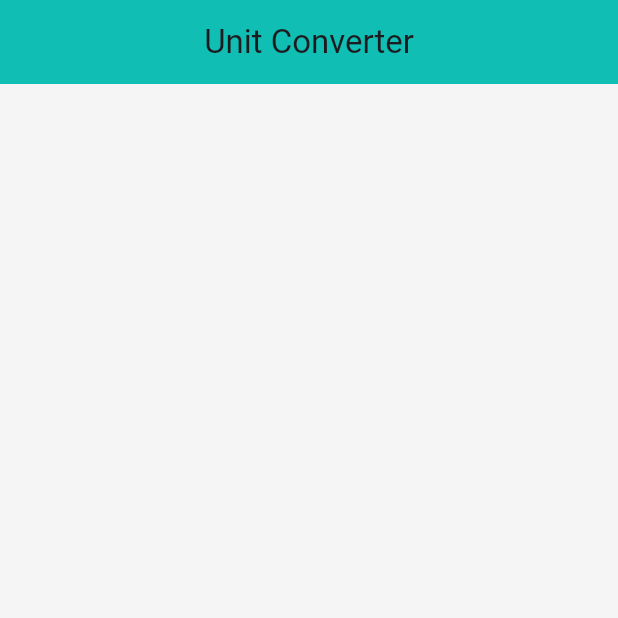
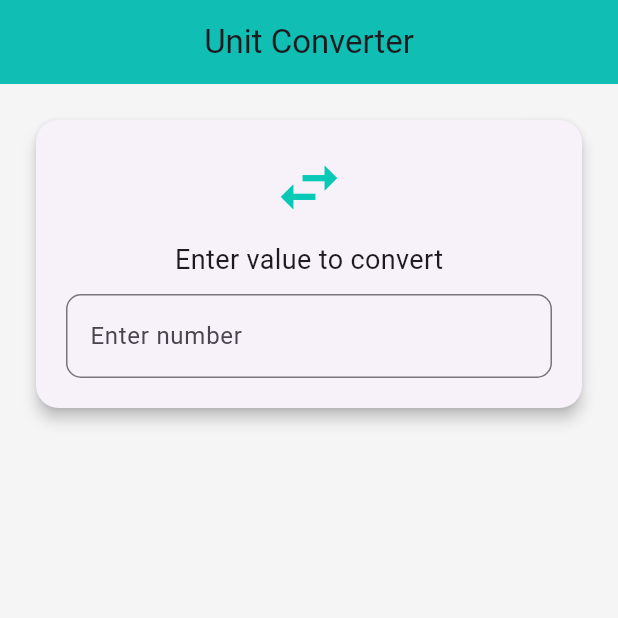
Before and after one commit to tasmia-munira/Assignment-4-CSE-3212-, a Flutter app: the screen it shows after launch, on a phone screen of 412 x 824 dp, the top half of it. Run offline on Flutter 3.47's test engine with Material 3 defaults, Android fonts, the phone set to English and light mode, and no system bars.

Commit message:
Added a card

```diff
--- a/lib/converter_page.dart
+++ b/lib/converter_page.dart
@@ -20,6 +20,47 @@ class _ConverterPageState extends State<ConverterPage> {
         centerTitle: true,
         elevation: 4,
       ),
+      body: SingleChildScrollView(
+        padding: EdgeInsets.all(20),
+        child: Center(
+          child: Column(
+            children: [
+              Card(
+                elevation: 4,
+                shape: RoundedRectangleBorder(
+                  borderRadius: BorderRadius.circular(15),
+                ),
+                child: Padding(
+                  padding: EdgeInsets.all(20),
+                  child: Column(
+                    children: [
+                      Icon(Icons.swap_horiz, size: 50, color: const Color.fromARGB(255, 7, 201, 181)),
+                      SizedBox(height: 10),
+                      Text(
+                        "Enter value to convert",
+                        style: TextStyle(fontSize: 18),
+                      ),
+                      SizedBox(height: 10),
+                      TextField(
+                        controller: _controller,
+                        keyboardType: TextInputType.number,
+                        decoration: InputDecoration(
+                          hintText: "Enter number",
+                          border: OutlineInputBorder(
+                            borderRadius: BorderRadius.circular(10),
+                          ),
+                        ),
+                      ),
+
+                    ],
+                  ),
+                ),
+              ),
+
+            ],
+          ),
+        ),
+      ),
 
     );
   }
```
